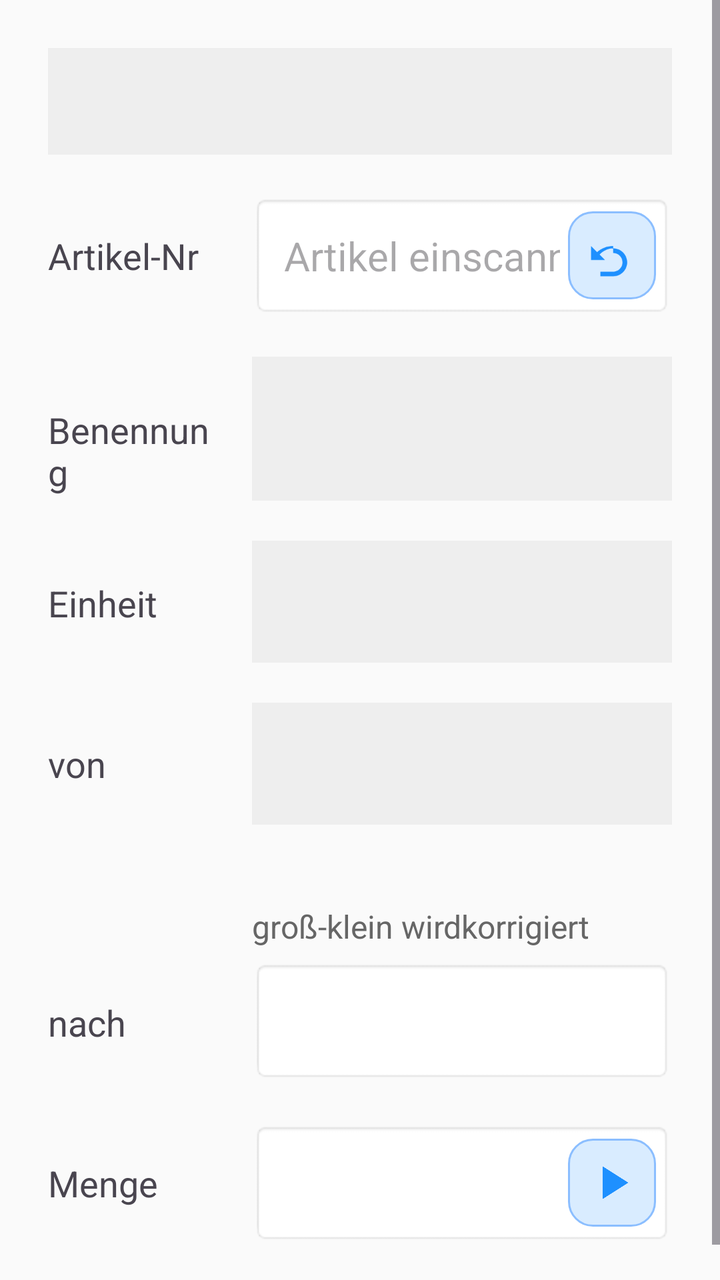
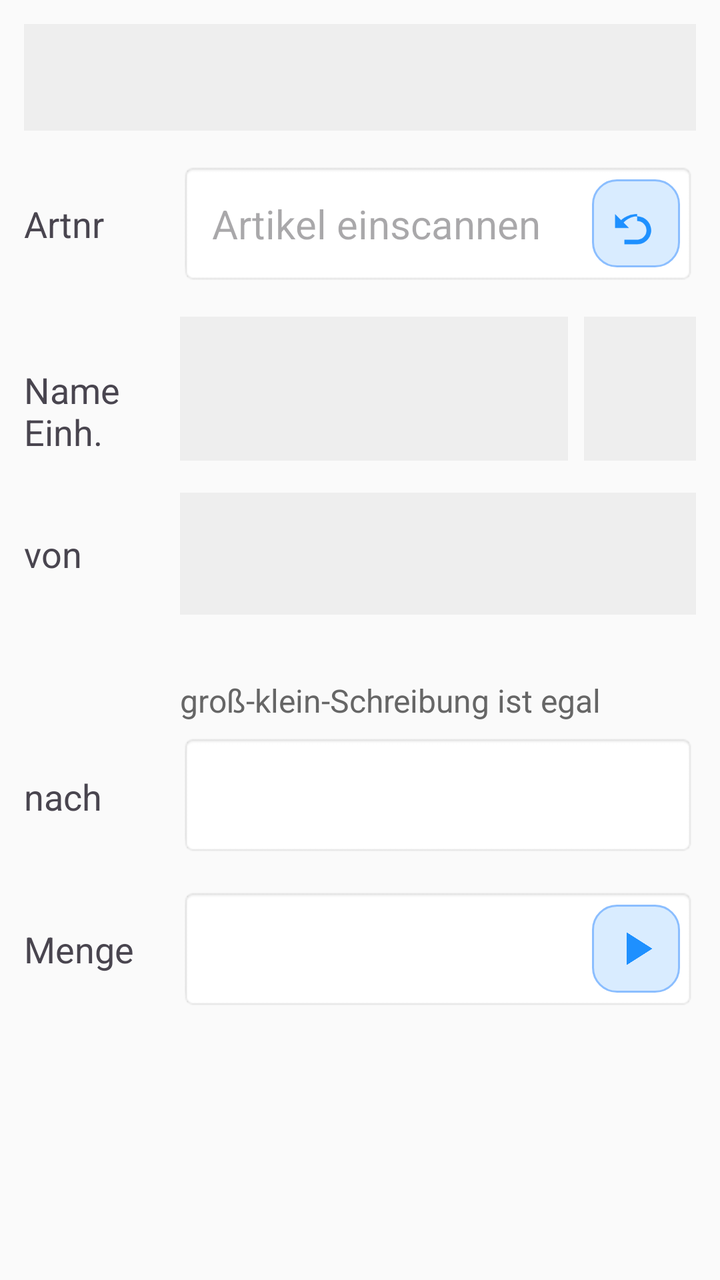

Compare the two renders of this Android layout. The source of the first and the diff that turns it into the second are given below.
<!-- AndroidManifest.xml: application theme Theme.BehrouzTest -->
<!-- res/layout/activity_main.xml -->
<?xml version="1.0" encoding="utf-8"?>
<LinearLayout
    xmlns:android="http://schemas.android.com/apk/res/android"
    android:layout_width="match_parent"
    android:layout_height="match_parent"
    android:orientation="vertical"
    android:background="#FAFAFA">

    <ScrollView
        android:layout_width="match_parent"
        android:layout_height="match_parent"
        android:fillViewport="true">

        <LinearLayout
            android:layout_width="match_parent"
            android:layout_height="wrap_content"
            android:orientation="vertical"
            android:padding="24dp">

            
            <LinearLayout
                android:layout_width="match_parent"
                android:layout_height="wrap_content"
                android:orientation="horizontal"
                android:layout_marginBottom="20dp"
                android:padding="12dp"
                android:background="#EEEEEE">

                <TextView
                    android:id="@+id/lastTryText"
                    android:layout_width="0dp"
                    android:layout_weight="1"
                    android:layout_height="wrap_content"
                    android:typeface="monospace"
                    android:textSize="16sp"
                    android:textColor="#000000"
                    android:singleLine="true"
                    android:ellipsize="end"
                    android:text=""/>

                <TextView
                    android:id="@+id/lastTryMark"
                    android:layout_width="32dp"
                    android:layout_height="wrap_content"
                    android:gravity="end|center_vertical"
                    android:textSize="22sp"
                    android:textStyle="bold"
                    android:text=""/>
            </LinearLayout>

            
            <LinearLayout
                android:layout_width="match_parent"
                android:layout_height="wrap_content"
                android:orientation="horizontal"
                android:layout_marginBottom="20dp">

                <TextView
                    android:layout_width="90dp"
                    android:layout_height="61dp"
                    android:gravity="center_vertical"
                    android:text="Artikel-Nr"
                    android:textSize="18sp"
                    android:layout_marginEnd="12dp"/>

                <FrameLayout
                    android:layout_width="0dp"
                    android:layout_weight="1"
                    android:layout_height="61dp">

                    <EditText
                        android:id="@+id/inputField"
                        android:layout_width="match_parent"
                        android:layout_height="match_parent"
                        android:hint="Artikel einscannen"
                        android:textColor="#000000"
                        android:background="@android:drawable/editbox_background"
                        android:inputType="text"
                        android:importantForAutofill="no"
                        android:paddingStart="16dp"
                        android:paddingTop="16dp"
                        android:paddingBottom="16dp"
                        android:paddingEnd="56dp"
                        android:textSize="20sp"
                        android:imeOptions="actionDone"/>

                    <ImageButton
                        android:id="@+id/clearIconButton"
                        android:layout_width="44dp"
                        android:layout_height="44dp"
                        android:layout_gravity="end|center_vertical"
                        android:layout_marginEnd="8dp"
                        android:background="@drawable/bg_icon_button"
                        android:contentDescription="Neueingabe"
                        android:scaleType="fitCenter"
                        android:src="@drawable/ic_undo"
                        android:padding="8dp"/>
                </FrameLayout>
            </LinearLayout>

            
            <LinearLayout
                android:layout_width="match_parent"
                android:layout_height="wrap_content"
                android:orientation="horizontal"
                android:layout_marginBottom="20dp">

                <TextView
                    android:layout_width="90dp"
                    android:layout_height="72dp"
                    android:gravity="center_vertical"
                    android:text="Benennung"
                    android:textSize="18sp"
                    android:layout_marginEnd="12dp"/>

                <EditText
                    android:id="@+id/nameField"
                    android:layout_width="0dp"
                    android:layout_weight="1"
                    android:layout_height="wrap_content"
                    android:minHeight="72dp"
                    android:inputType="textMultiLine|textNoSuggestions"
                    android:singleLine="false"
                    android:maxLines="3"
                    android:background="#EEEEEE"
                    android:padding="16dp"
                    android:textSize="20sp"
                    android:textColor="#444444"
                    android:focusable="false"
                    android:cursorVisible="false"
                    android:longClickable="false"
                    android:clickable="false"/>
            </LinearLayout>

            
            <LinearLayout
                android:layout_width="match_parent"
                android:layout_height="wrap_content"
                android:orientation="horizontal"
                android:layout_marginBottom="20dp">

                <TextView
                    android:layout_width="90dp"
                    android:layout_height="61dp"
                    android:gravity="center_vertical"
                    android:text="Einheit"
                    android:textSize="18sp"
                    android:layout_marginEnd="12dp"/>

                <EditText
                    android:id="@+id/meField"
                    android:layout_width="0dp"
                    android:layout_weight="1"
                    android:layout_height="61dp"
                    android:background="#EEEEEE"
                    android:padding="16dp"
                    android:textSize="20sp"
                    android:textColor="#444444"
                    android:gravity="center_vertical"
                    android:inputType="textNoSuggestions"
                    android:importantForAutofill="no"
                    android:focusable="false"
                    android:cursorVisible="false"
                    android:longClickable="false"
                    android:clickable="false"/>
            </LinearLayout>

            
            <LinearLayout
                android:layout_width="match_parent"
                android:layout_height="wrap_content"
                android:orientation="horizontal"
                android:layout_marginBottom="40dp">

                <TextView
                    android:layout_width="90dp"
                    android:layout_height="61dp"
                    android:gravity="center_vertical"
                    android:text="von"
                    android:textSize="18sp"
                    android:layout_marginEnd="12dp"/>

                <Spinner
                    android:id="@+id/lagerSpinner"
                    android:layout_width="0dp"
                    android:layout_weight="1"
                    android:layout_height="61dp"
                    android:background="#EEEEEE"
                    android:padding="8dp"
                    android:popupBackground="#BFE3FF" />
            </LinearLayout>

            
            <TextView
                android:layout_width="match_parent"
                android:layout_height="wrap_content"
                android:text="groß-klein wirdkorrigiert"
                android:textSize="16sp"
                android:textColor="#666666"
                android:layout_marginStart="102dp"
                android:layout_marginBottom="6dp" />

            
            <LinearLayout
                android:layout_width="match_parent"
                android:layout_height="wrap_content"
                android:orientation="horizontal"
                android:layout_marginBottom="20dp">

                <TextView
                    android:layout_width="90dp"
                    android:layout_height="61dp"
                    android:gravity="center_vertical"
                    android:text="nach"
                    android:textSize="18sp"
                    android:layout_marginEnd="12dp"/>

                <EditText
                    android:id="@+id/bestandField"
                    android:layout_width="0dp"
                    android:layout_weight="1"
                    android:layout_height="61dp"
                    android:background="@android:drawable/editbox_background"
                    android:padding="16dp"
                    android:textSize="20sp"
                    android:textColor="#000000"
                    android:importantForAutofill="no"
                    android:focusable="true"
                    android:focusableInTouchMode="true"
                    android:inputType="text"
                    android:imeOptions="actionNext"/>
            </LinearLayout>

            
            <LinearLayout
                android:layout_width="match_parent"
                android:layout_height="wrap_content"
                android:orientation="horizontal"
                android:layout_marginBottom="12dp">

                <TextView
                    android:layout_width="90dp"
                    android:layout_height="61dp"
                    android:gravity="center_vertical"
                    android:text="Menge"
                    android:textSize="18sp"
                    android:layout_marginEnd="12dp"/>

                <FrameLayout
                    android:layout_width="0dp"
                    android:layout_weight="1"
                    android:layout_height="61dp">

                    <EditText
                        android:id="@+id/menge"
                        android:layout_width="match_parent"
                        android:layout_height="match_parent"
                        android:background="@android:drawable/editbox_background"
                        android:paddingStart="16dp"
                        android:paddingTop="16dp"
                        android:paddingBottom="16dp"
                        android:paddingEnd="56dp"
                        android:textSize="20sp"
                        android:textColor="#000000"
                        android:importantForAutofill="no"
                        android:focusable="true"
                        android:focusableInTouchMode="true"
                        android:inputType="numberDecimal"
                        android:imeOptions="actionDone"/>

                    <ImageButton
                        android:id="@+id/playButton"
                        android:layout_width="44dp"
                        android:layout_height="44dp"
                        android:layout_gravity="end|center_vertical"
                        android:layout_marginEnd="8dp"
                        android:background="@drawable/bg_icon_button"
                        android:contentDescription="Umbuchung"
                        android:scaleType="fitCenter"
                        android:src="@drawable/ic_play"
                        android:padding="8dp"/>
                </FrameLayout>
            </LinearLayout>

        </LinearLayout>
    </ScrollView>

</LinearLayout>
<!-- resources referenced by this layout -->
<resources>
  <!-- drawable bg_icon_button (drawable) -->
  <?xml version="1.0" encoding="utf-8"?>
  <ripple xmlns:android="http://schemas.android.com/apk/res/android"
      android:color="#33000000">
  
      <item>
          <shape android:shape="rectangle">
              <solid android:color="#D9ECFF"/>
              <corners android:radius="12dp"/>
              <stroke
                  android:width="1dp"
                  android:color="#8BBEFF"/>
          </shape>
      </item>
  
  </ripple>
  <!-- drawable ic_play (drawable) -->
  <?xml version="1.0" encoding="utf-8"?>
  <vector xmlns:android="http://schemas.android.com/apk/res/android"
      android:width="24dp"
      android:height="24dp"
      android:viewportWidth="24"
      android:viewportHeight="24">
  
      
      <path
          android:fillColor="#1E90FF"
          android:pathData="M8,5v14l11,-7z"/>
  </vector>
  <!-- drawable ic_undo (drawable) -->
  <?xml version="1.0" encoding="utf-8"?>
  <vector xmlns:android="http://schemas.android.com/apk/res/android"
      android:width="24dp"
      android:height="24dp"
      android:viewportWidth="24"
      android:viewportHeight="24">
  
      
      <path
          android:fillColor="#1E90FF"
          android:pathData="M12.5,8c-2.65,0 -5.05,0.99 -6.9,2.62L3,8v6h6l-2.32,-2.32C8.2,10.08 10.23,9 12.5,9c3.31,0 6,2.69 6,6s-2.69,6 -6,6H7v-2h5.5c2.21,0 4,-1.79 4,-4s-1.79,-4 -4,-4z"/>
  </vector>
  <style name="Theme.BehrouzTest" parent="Base.Theme.BehrouzTest" />
  <style name="Base.Theme.BehrouzTest" parent="Theme.Material3.DayNight.NoActionBar">
          
          
      </style>
</resources>

<!-- the commit's change to res/layout/activity_main.xml (unified diff, before → after) -->
@@ -15,14 +15,14 @@
             android:layout_width="match_parent"
             android:layout_height="wrap_content"
             android:orientation="vertical"
-            android:padding="24dp">
-
-            
-            <LinearLayout
-                android:layout_width="match_parent"
-                android:layout_height="wrap_content"
-                android:orientation="horizontal"
-                android:layout_marginBottom="20dp"
+            android:padding="12dp">
+
+            
+            <LinearLayout
+                android:layout_width="match_parent"
+                android:layout_height="wrap_content"
+                android:orientation="horizontal"
+                android:layout_marginBottom="16dp"
                 android:padding="12dp"
                 android:background="#EEEEEE">
 
@@ -53,15 +53,15 @@
                 android:layout_width="match_parent"
                 android:layout_height="wrap_content"
                 android:orientation="horizontal"
-                android:layout_marginBottom="20dp">
-
-                <TextView
-                    android:layout_width="90dp"
-                    android:layout_height="61dp"
-                    android:gravity="center_vertical"
-                    android:text="Artikel-Nr"
-                    android:textSize="18sp"
-                    android:layout_marginEnd="12dp"/>
+                android:layout_marginBottom="16dp">
+
+                <TextView
+                    android:layout_width="70dp"
+                    android:layout_height="61dp"
+                    android:gravity="center_vertical"
+                    android:text="Artnr"
+                    android:textSize="18sp"
+                    android:layout_marginEnd="8dp"/>
 
                 <FrameLayout
                     android:layout_width="0dp"
@@ -103,16 +103,18 @@
                 android:layout_width="match_parent"
                 android:layout_height="wrap_content"
                 android:orientation="horizontal"
-                android:layout_marginBottom="20dp">
-
-                <TextView
-                    android:layout_width="90dp"
+                android:layout_marginBottom="16dp">
+
+                
+                <TextView
+                    android:layout_width="70dp"
                     android:layout_height="72dp"
                     android:gravity="center_vertical"
-                    android:text="Benennung"
-                    android:textSize="18sp"
-                    android:layout_marginEnd="12dp"/>
-
+                    android:text="Name&#10;Einh."
+                    android:textSize="18sp"
+                    android:layout_marginEnd="8dp"/>
+
+                
                 <EditText
                     android:id="@+id/nameField"
                     android:layout_width="0dp"
@@ -129,34 +131,19 @@
                     android:focusable="false"
                     android:cursorVisible="false"
                     android:longClickable="false"
-                    android:clickable="false"/>
-            </LinearLayout>
-
-            
-            <LinearLayout
-                android:layout_width="match_parent"
-                android:layout_height="wrap_content"
-                android:orientation="horizontal"
-                android:layout_marginBottom="20dp">
-
-                <TextView
-                    android:layout_width="90dp"
-                    android:layout_height="61dp"
-                    android:gravity="center_vertical"
-                    android:text="Einheit"
-                    android:textSize="18sp"
-                    android:layout_marginEnd="12dp"/>
-
+                    android:clickable="false"
+                    android:layout_marginEnd="8dp"/>
+
+                
                 <EditText
                     android:id="@+id/meField"
-                    android:layout_width="0dp"
-                    android:layout_weight="1"
-                    android:layout_height="61dp"
+                    android:layout_width="56dp"
+                    android:layout_height="72dp"
                     android:background="#EEEEEE"
-                    android:padding="16dp"
+                    android:padding="12dp"
                     android:textSize="20sp"
                     android:textColor="#444444"
-                    android:gravity="center_vertical"
+                    android:gravity="center"
                     android:inputType="textNoSuggestions"
                     android:importantForAutofill="no"
                     android:focusable="false"
@@ -170,15 +157,15 @@
                 android:layout_width="match_parent"
                 android:layout_height="wrap_content"
                 android:orientation="horizontal"
-                android:layout_marginBottom="40dp">
-
-                <TextView
-                    android:layout_width="90dp"
+                android:layout_marginBottom="32dp">
+
+                <TextView
+                    android:layout_width="70dp"
                     android:layout_height="61dp"
                     android:gravity="center_vertical"
                     android:text="von"
                     android:textSize="18sp"
-                    android:layout_marginEnd="12dp"/>
+                    android:layout_marginEnd="8dp"/>
 
                 <Spinner
                     android:id="@+id/lagerSpinner"
@@ -194,10 +181,10 @@
             <TextView
                 android:layout_width="match_parent"
                 android:layout_height="wrap_content"
-                android:text="groß-klein wirdkorrigiert"
+                android:text="groß-klein-Schreibung ist egal"
                 android:textSize="16sp"
                 android:textColor="#666666"
-                android:layout_marginStart="102dp"
+                android:layout_marginStart="78dp"
                 android:layout_marginBottom="6dp" />
 
             
@@ -205,15 +192,15 @@
                 android:layout_width="match_parent"
                 android:layout_height="wrap_content"
                 android:orientation="horizontal"
-                android:layout_marginBottom="20dp">
-
-                <TextView
-                    android:layout_width="90dp"
+                android:layout_marginBottom="16dp">
+
+                <TextView
+                    android:layout_width="70dp"
                     android:layout_height="61dp"
                     android:gravity="center_vertical"
                     android:text="nach"
                     android:textSize="18sp"
-                    android:layout_marginEnd="12dp"/>
+                    android:layout_marginEnd="8dp"/>
 
                 <EditText
                     android:id="@+id/bestandField"
@@ -239,12 +226,12 @@
                 android:layout_marginBottom="12dp">
 
                 <TextView
-                    android:layout_width="90dp"
+                    android:layout_width="70dp"
                     android:layout_height="61dp"
                     android:gravity="center_vertical"
                     android:text="Menge"
                     android:textSize="18sp"
-                    android:layout_marginEnd="12dp"/>
+                    android:layout_marginEnd="8dp"/>
 
                 <FrameLayout
                     android:layout_width="0dp"
